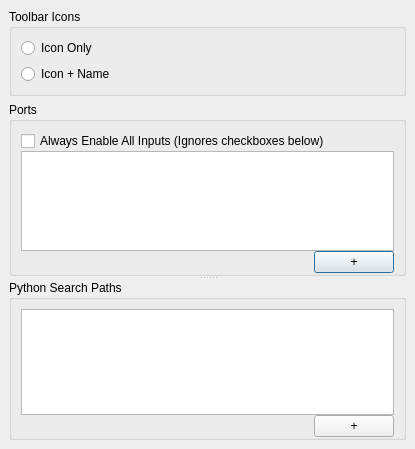
Before: the Qt Designer form pkmidicron/preferencesdialog.ui in patrickkidd/pkmidicron, drawn with Qt 5.
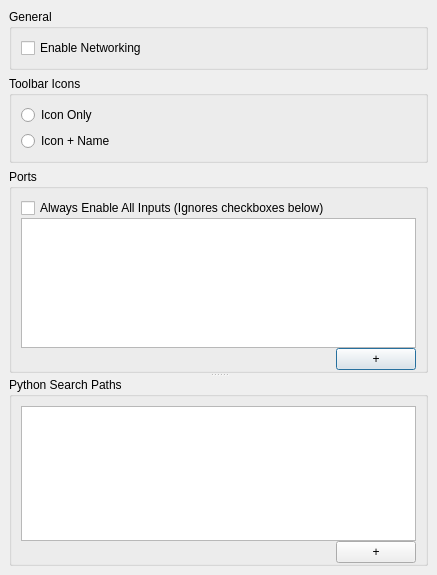
After: the same form once the commit is applied. Custom widgets are drawn as their Qt base class.

Commit message: networking works on mac, added prefs value

The edit to the form file:
```diff
--- a/pkmidicron/preferencesdialog.ui
+++ b/pkmidicron/preferencesdialog.ui
@@ -9,8 +9,8 @@
    <rect>
     <x>0</x>
     <y>0</y>
-    <width>415</width>
-    <height>449</height>
+    <width>437</width>
+    <height>575</height>
    </rect>
   </property>
   <property name="minimumSize">
@@ -41,7 +41,23 @@
       <number>0</number>
      </property>
      <widget class="QWidget" name="generalPage">
-      <layout class="QVBoxLayout" name="verticalLayout_4">
+      <layout class="QVBoxLayout" name="verticalLayout_6">
+       <item>
+        <widget class="QGroupBox" name="groupBox_4">
+         <property name="title">
+          <string>General</string>
+         </property>
+         <layout class="QVBoxLayout" name="verticalLayout_4">
+          <item>
+           <widget class="QCheckBox" name="enableNetworkingBox">
+            <property name="text">
+             <string>Enable Networking</string>
+            </property>
+           </widget>
+          </item>
+         </layout>
+        </widget>
+       </item>
        <item>
         <widget class="QGroupBox" name="groupBox">
          <property name="title">
```
Left out of the diff: 3 changed lines with no effect on the pictures. The commit also changes 6 other files.
